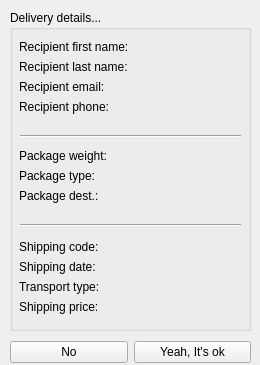
Qt form confirmationwindow.ui (mariusmg2/X-Courier) before a commit.
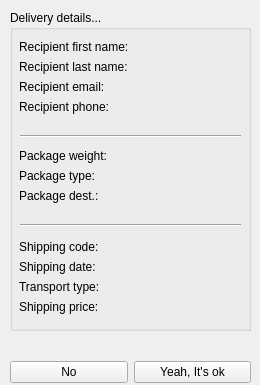
The same form after that commit.

Commit message: updating QLabel status in ConfirmationWindow class

Patch:
```diff
--- a/confirmationwindow.ui
+++ b/confirmationwindow.ui
@@ -7,19 +7,19 @@
     <x>0</x>
     <y>0</y>
     <width>260</width>
-    <height>365</height>
+    <height>385</height>
    </rect>
   </property>
   <property name="minimumSize">
    <size>
     <width>260</width>
-    <height>365</height>
+    <height>385</height>
    </size>
   </property>
   <property name="maximumSize">
    <size>
     <width>260</width>
-    <height>365</height>
+    <height>385</height>
    </size>
   </property>
   <property name="windowTitle">
@@ -265,7 +265,7 @@
     <property name="geometry">
      <rect>
       <x>10</x>
-      <y>340</y>
+      <y>360</y>
       <width>241</width>
       <height>24</height>
      </rect>
@@ -287,6 +287,25 @@
      </item>
     </layout>
    </widget>
+   <widget class="QWidget" name="verticalLayoutWidget_2">
+    <property name="geometry">
+     <rect>
+      <x>9</x>
+      <y>340</y>
+      <width>241</width>
+      <height>16</height>
+     </rect>
+    </property>
+    <layout class="QVBoxLayout" name="verticalLayout_2">
+     <item>
+      <widget class="QLabel" name="status">
+       <property name="text">
+        <string/>
+       </property>
+      </widget>
+     </item>
+    </layout>
+   </widget>
   </widget>
  </widget>
  <resources/>
```
The commit also changes 2 other files.
